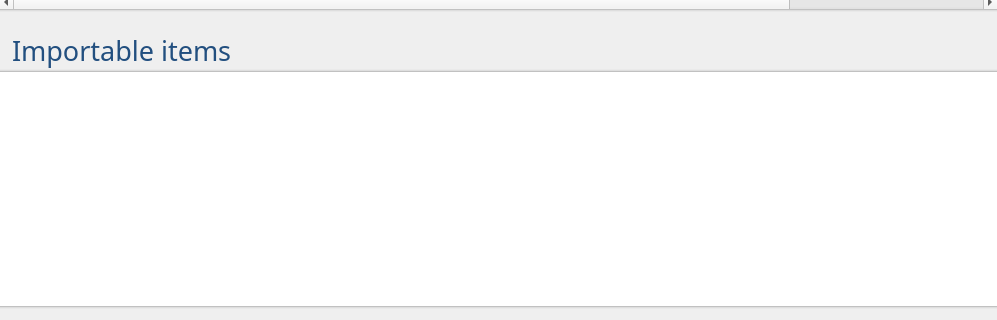
Above: downloads/DownloadsWidget.ui from Komet/MediaElch before the change; both pictures show x 0 to 997 and y 276 to 596 of the 997 by 596 pixel window. Below: the same form after it.
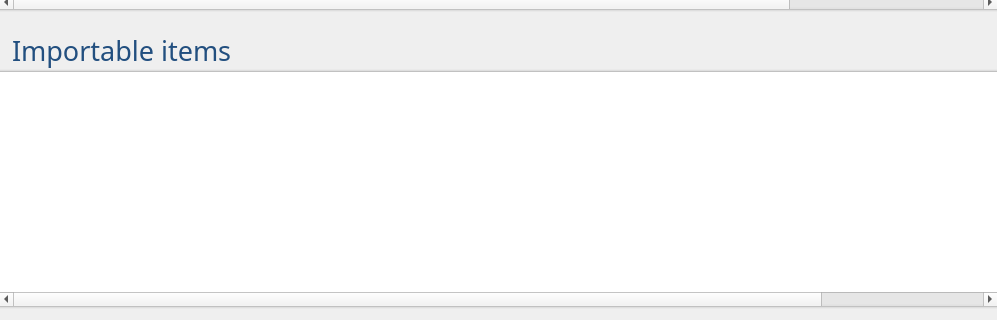
That is the form after the change.

```diff
--- a/downloads/DownloadsWidget.ui
+++ b/downloads/DownloadsWidget.ui
@@ -200,7 +200,7 @@
       <bool>false</bool>
      </attribute>
      <attribute name="horizontalHeaderDefaultSectionSize">
-      <number>150</number>
+      <number>170</number>
      </attribute>
      <attribute name="verticalHeaderVisible">
       <bool>false</bool>
```
